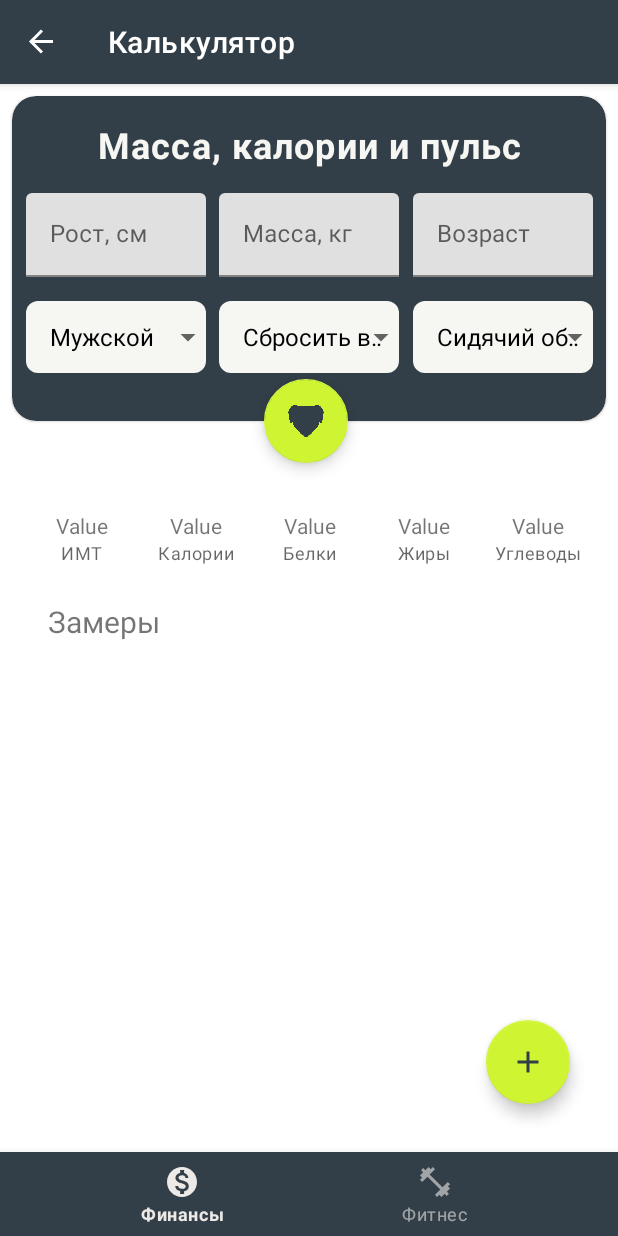
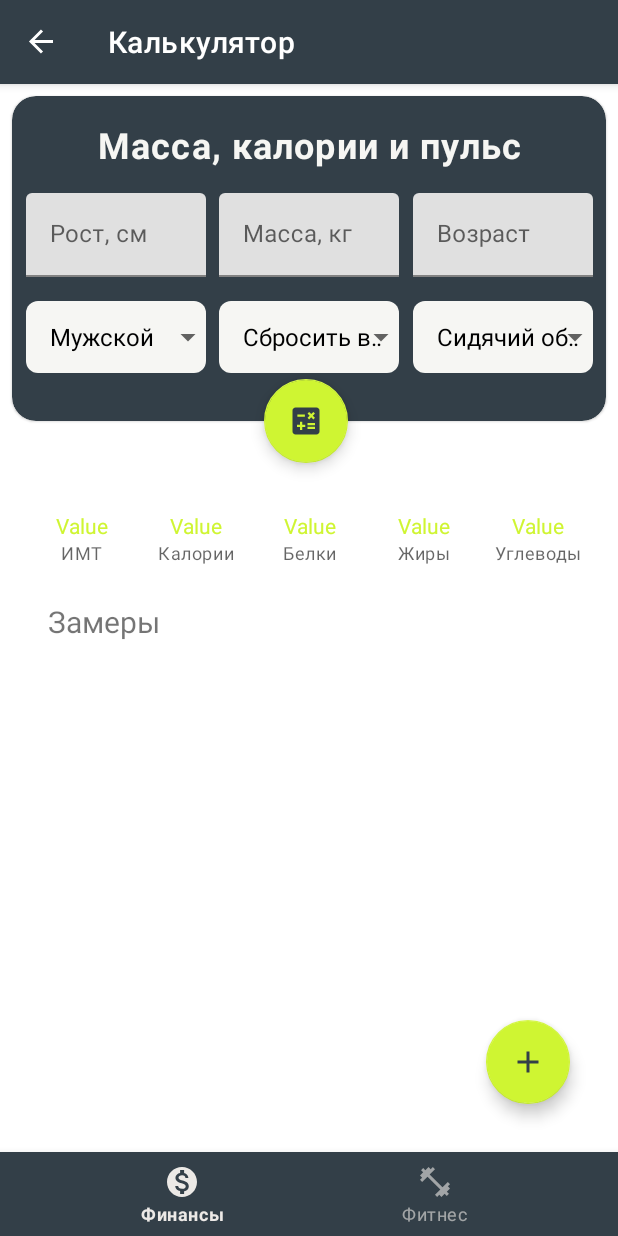
Before and after one commit to extode/FitnessAndFinance, an Android app: the FitnessCalcFragment screen opened through its navigation route, on a phone screen of 412 x 824 dp. Run offline under Robolectric (Android 15) with nearby library versions, the light colour scheme and no system bars; our stand-ins replace Room's generated code, navigation-ui.

Commit message:
Fixing a color, changing an icon

```diff
--- /dev/null
+++ b/app/src/main/res/drawable/ic_calculate_48.xml
@@ -0,0 +1,5 @@
+<vector android:height="48dp" android:tint="?attr/colorControlNormal"
+    android:viewportHeight="24" android:viewportWidth="24"
+    android:width="48dp" xmlns:android="http://schemas.android.com/apk/res/android">
+    <path android:fillColor="@android:color/white" android:pathData="M19,3H5C3.9,3 3,3.9 3,5v14c0,1.1 0.9,2 2,2h14c1.1,0 2,-0.9 2,-2V5C21,3.9 20.1,3 19,3zM13.03,7.06L14.09,6l1.41,1.41L16.91,6l1.06,1.06l-1.41,1.41l1.41,1.41l-1.06,1.06L15.5,9.54l-1.41,1.41l-1.06,-1.06l1.41,-1.41L13.03,7.06zM6.25,7.72h5v1.5h-5V7.72zM11.5,16h-2v2H8v-2H6v-1.5h2v-2h1.5v2h2V16zM18,17.25h-5v-1.5h5V17.25zM18,14.75h-5v-1.5h5V14.75z"/>
+</vector>
--- a/app/src/main/res/layout/fragment_fitness_calc.xml
+++ b/app/src/main/res/layout/fragment_fitness_calc.xml
@@ -50,7 +50,8 @@
                     android:id="@+id/heightValue"
                     android:layout_width="match_parent"
                     android:layout_height="wrap_content"
-                    android:numeric="decimal" />
+                    android:numeric="decimal"
+                    tools:text="sadfa"/>
 
             </com.google.android.material.textfield.TextInputLayout>
 
@@ -157,8 +158,9 @@
         app:layout_constraintHorizontal_bias="0.495"
         app:layout_constraintStart_toStartOf="parent"
         app:layout_constraintTop_toBottomOf="@+id/cardView2"
-        app:srcCompat="@drawable/dog"
-        tools:ignore="SpeakableTextPresentCheck" />
+        app:srcCompat="@drawable/ic_calculate_48"
+        tools:ignore="SpeakableTextPresentCheck"
+        android:tint="?colorOnSecondary"/>
 
     <com.google.android.material.floatingactionbutton.FloatingActionButton
         android:id="@+id/floatingButton2"
@@ -178,6 +180,7 @@
         android:layout_marginStart="24dp"
         android:layout_marginTop="32dp"
         android:text="Value"
+        android:textColor="?colorSecondary"
         android:textAlignment="center"
         app:layout_constraintEnd_toStartOf="@+id/ccalValue"
         app:layout_constraintHorizontal_bias="0.5"
@@ -204,6 +207,7 @@
         android:layout_marginTop="32dp"
         android:text="Value"
         android:textAlignment="center"
+        android:textColor="?colorSecondary"
         app:layout_constraintEnd_toStartOf="@+id/proteinValue"
         app:layout_constraintHorizontal_bias="0.5"
         app:layout_constraintStart_toEndOf="@+id/indexMassBodyValue"
@@ -241,6 +245,7 @@
         android:layout_marginTop="32dp"
         android:text="Value"
         android:textAlignment="center"
+        android:textColor="?colorSecondary"
         app:layout_constraintEnd_toStartOf="@+id/fatsValue"
         app:layout_constraintHorizontal_bias="0.5"
         app:layout_constraintStart_toEndOf="@+id/ccalValue"
@@ -266,6 +271,7 @@
         android:layout_marginTop="32dp"
         android:text="Value"
         android:textAlignment="center"
+        android:textColor="?colorSecondary"
         app:layout_constraintEnd_toStartOf="@+id/carbsValue"
         app:layout_constraintHorizontal_bias="0.5"
         app:layout_constraintStart_toEndOf="@+id/proteinValue"
@@ -292,6 +298,7 @@
         android:layout_marginEnd="24dp"
         android:text="Value"
         android:textAlignment="center"
+        android:textColor="?colorSecondary"
         app:layout_constraintEnd_toEndOf="parent"
         app:layout_constraintHorizontal_bias="0.5"
         app:layout_constraintStart_toEndOf="@+id/fatsValue"
--- a/app/src/main/res/values-night/themes.xml
+++ b/app/src/main/res/values-night/themes.xml
@@ -17,7 +17,12 @@
 
         <item name="progressBarBackgroundColor">#2DFFFFFF</item>
         <item name="progressBarForegroundColor">?colorSecondary</item>
+
+        <item name="textInputStyle">@style/Widget.FitnessNFinance.TextEdit</item>
+
     </style>
 
-
+    <style name="Widget.FitnessNFinance.TextEdit" parent="Widget.MaterialComponents.TextInputLayout.FilledBox">
+        <item name="hintTextColor">@color/yellow</item>
+    </style>
 </resources>
```
